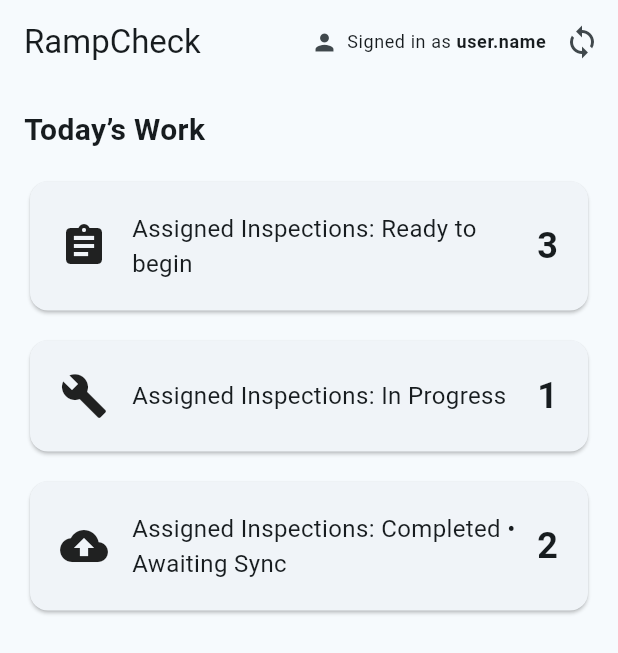
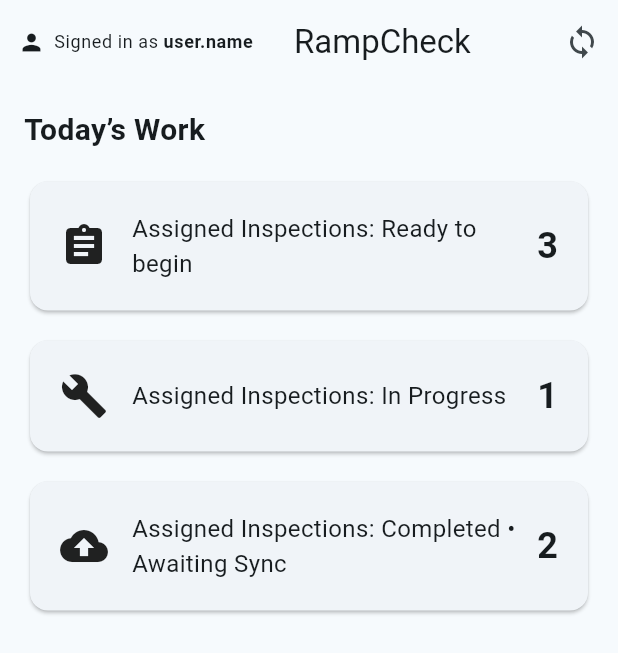
Before and after one commit to Alex-Cooke192/Cross_Platform_Programming_Assignment_2_Maintenance_Logging_System, a Flutter app: the screen it shows after launch, on a phone screen of 412 x 824 dp. Shown: the top 653 px of the screen. Run offline on Flutter 3.47's test engine with Material 3 defaults, Android fonts, the phone set to English and light mode, and no system bars; our stand-ins replace drift; accounts and stored records are empty; generated files the repository leaves out were written again.

```diff
--- a/lib/screens/home_screen.dart
+++ b/lib/screens/home_screen.dart
@@ -11,11 +11,17 @@
   Widget build(BuildContext context) {
     return Scaffold(
       appBar: AppBar(
+        centerTitle: true,
         title: const Text('RampCheck'),
+
+        leadingWidth: 180,
+        leading: const Padding(
+          padding: EdgeInsets.only(left: 12),
+          child: SignedInAs(userLabel: 'user.name'),
+        ),
+
         actions: const [
-          SignedInAs(userLabel: 'user.name'),
-          SizedBox(width: 12),
-          Icon(Icons.sync), //later: sync status indicator
+          Icon(Icons.sync), // later: sync status indicator
           SizedBox(width: 12),
         ],
       ),
```
